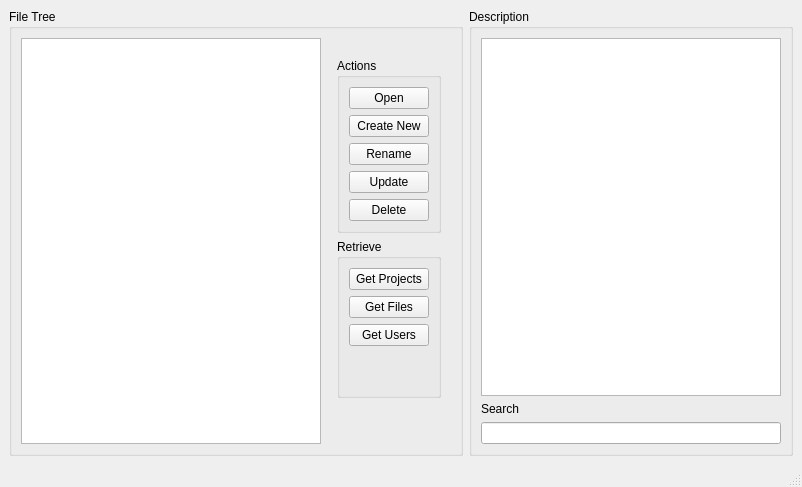
Above: views/ui/ProjectManager.ui from Saldenisov/pyconlyse before the change. Below: the same form after it.
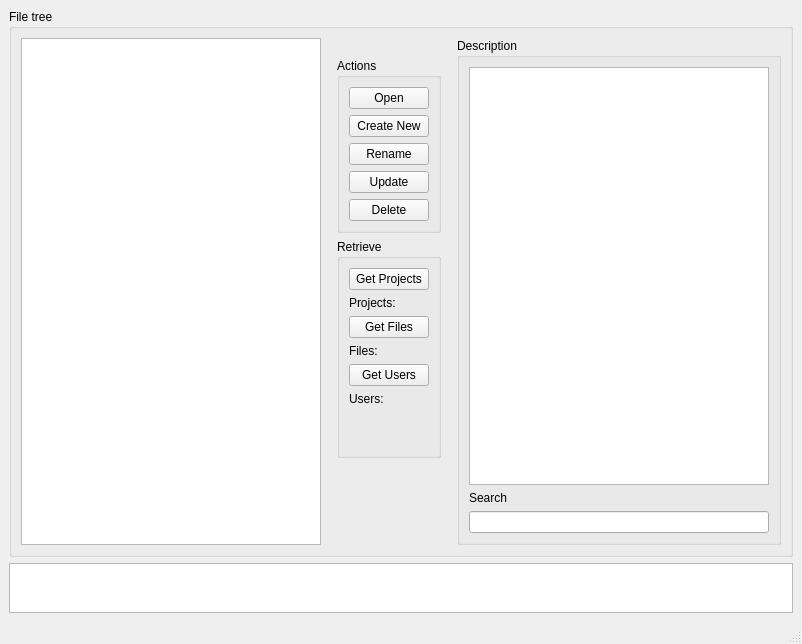
That is the form after the change.

Commit message: ProjectManager GUI get_file_tree recieves files

Patch:
```diff
--- a/views/ui/ProjectManager.ui
+++ b/views/ui/ProjectManager.ui
@@ -6,19 +6,21 @@
    <rect>
     <x>0</x>
     <y>0</y>
-    <width>785</width>
-    <height>487</height>
+    <width>787</width>
+    <height>644</height>
    </rect>
   </property>
   <property name="windowTitle">
    <string>Project Manager</string>
   </property>
   <widget class="QWidget" name="centralwidget">
-   <layout class="QHBoxLayout" name="horizontalLayout_3">
+   <layout class="QVBoxLayout" name="verticalLayout_4">
+    <item>
+     <layout class="QHBoxLayout" name="horizontalLayout_group">
     <item>
      <widget class="QGroupBox" name="groupBox_files">
       <property name="title">
-       <string>File Tree</string>
+         <string>File tree</string>
       </property>
       <layout class="QHBoxLayout" name="horizontalLayout">
        <item>
@@ -114,6 +116,13 @@
               </property>
              </widget>
             </item>
+              <item>
+               <widget class="QLabel" name="label_projects_number">
+                <property name="text">
+                 <string>Projects: </string>
+                </property>
+               </widget>
+              </item>
             <item>
              <widget class="QPushButton" name="pushButton_get_files">
               <property name="text">
@@ -121,6 +130,13 @@
               </property>
              </widget>
             </item>
+              <item>
+               <widget class="QLabel" name="label_files_number">
+                <property name="text">
+                 <string>Files: </string>
+                </property>
+               </widget>
+              </item>
             <item>
              <widget class="QPushButton" name="pushButton_get_users">
               <property name="text">
@@ -128,6 +144,13 @@
               </property>
              </widget>
             </item>
+              <item>
+               <widget class="QLabel" name="label_users_number">
+                <property name="text">
+                 <string>Users: </string>
+                </property>
+               </widget>
+              </item>
             <item>
              <spacer name="verticalSpacer">
               <property name="orientation">
@@ -158,9 +181,6 @@
           </spacer>
          </item>
         </layout>
-       </item>
-      </layout>
-     </widget>
     </item>
     <item>
      <widget class="QGroupBox" name="groupBox_description">
@@ -193,6 +213,21 @@
     </item>
    </layout>
   </widget>
+      </item>
+     </layout>
+    </item>
+    <item>
+     <widget class="QTextEdit" name="comments">
+      <property name="maximumSize">
+       <size>
+        <width>16777215</width>
+        <height>50</height>
+       </size>
+      </property>
+     </widget>
+    </item>
+   </layout>
+  </widget>
   <widget class="QMenuBar" name="menubar">
    <property name="geometry">
     <rect>
```
Left out of the diff: 4 changed lines with no effect on the pictures. Lines whose indentation alone changed are shown as unchanged. The commit also changes 21 other files.
